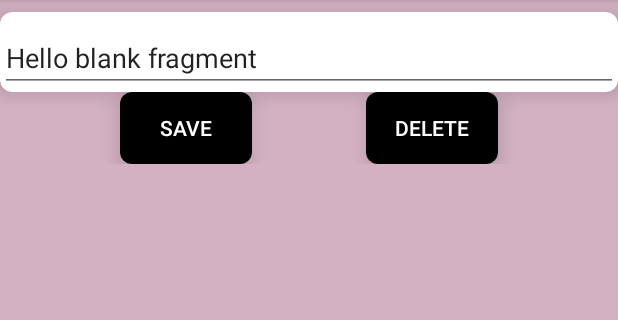
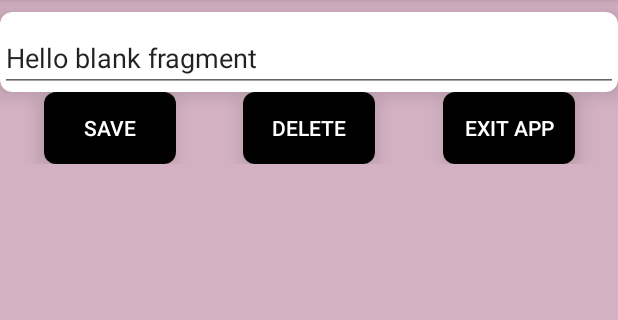
Before and after one commit to KhaiSoe/Let-s-Keep-In-Touch, an Android app: the fragment DetailFragment placed in its activity, on a phone screen of 412 x 824 dp, the part 84-404 px from its top. Run offline under Robolectric (Android 15) with nearby library versions, the phone set to English and light mode, and no system bars; 2 statements that could not run were skipped.

Commit message:
added exit app button

```diff
--- a/app/src/main/AndroidManifest.xml
+++ b/app/src/main/AndroidManifest.xml
@@ -5,18 +5,18 @@
 
     <uses-permission android:name="android.permission.CAMERA" />
     <uses-permission android:name="android.permission.INTERNET" />
-    <uses-permission android:name="android.permission.READ_EXTERNAL_STORAGE"></uses-permission>
-    <uses-permission android:name="android.permission.WRITE_EXTERNAL_STORAGE"></uses-permission>
+    <uses-permission android:name="android.permission.READ_EXTERNAL_STORAGE" />
+    <uses-permission android:name="android.permission.WRITE_EXTERNAL_STORAGE" />
 
     <application
         android:allowBackup="true"
         android:icon="@mipmap/ic_launcher"
         android:label="@string/app_name"
-        android:roundIcon="@mipmap/ic_launcher_round"
+        android:roundIcon="@drawable/notes"
         android:supportsRtl="true"
         android:theme="@style/AppTheme"
         tools:ignore="GoogleAppIndexingWarning">
-        <activity android:name=".MainActivity" android:screenOrientation="portrait">
+        <activity android:name=".MainActivity" android:configChanges="orientation|keyboardHidden">
             <intent-filter>
                 <action android:name="android.intent.action.MAIN" />
 
--- a/app/src/main/res/layout/fragment_detail.xml
+++ b/app/src/main/res/layout/fragment_detail.xml
@@ -33,15 +33,18 @@
         android:layout_height="wrap_content">
 
         <androidx.cardview.widget.CardView
+            android:id="@+id/save_card"
             android:layout_width="wrap_content"
             android:layout_height="wrap_content"
-            android:layout_marginLeft="80dp"
+            android:layout_marginStart="16dp"
             android:layout_marginTop="8dp"
+            android:layout_marginEnd="16dp"
             android:padding="5dp"
             app:cardCornerRadius="8dp"
             app:cardElevation="8dp"
             app:layout_constraintBottom_toBottomOf="parent"
-            app:layout_constraintLeft_toLeftOf="parent">
+            app:layout_constraintLeft_toLeftOf="parent"
+            app:layout_constraintRight_toLeftOf="@id/delete_card">
 
             <Button
                 android:id="@+id/save_editText"
@@ -57,16 +60,18 @@
 
 
         <androidx.cardview.widget.CardView
+            android:id="@+id/delete_card"
             android:layout_width="wrap_content"
             android:layout_height="wrap_content"
-            android:layout_marginStart="32dp"
+            android:layout_marginStart="16dp"
             android:layout_marginTop="8dp"
-            android:layout_marginRight="80dp"
+            android:layout_marginEnd="16dp"
             android:padding="5dp"
             app:cardCornerRadius="8dp"
             app:cardElevation="8dp"
             app:layout_constraintBottom_toBottomOf="parent"
-            app:layout_constraintRight_toRightOf="parent">
+            app:layout_constraintLeft_toRightOf="@id/save_card"
+            app:layout_constraintRight_toLeftOf="@id/exit_card">
 
 
             <Button
@@ -81,6 +86,33 @@
                 android:textColor="#ffffff" />
         </androidx.cardview.widget.CardView>
 
+        <androidx.cardview.widget.CardView
+            android:id="@+id/exit_card"
+            android:layout_width="wrap_content"
+            android:layout_height="wrap_content"
+            android:layout_marginStart="16dp"
+            android:layout_marginTop="8dp"
+            android:layout_marginEnd="16dp"
+            android:padding="5dp"
+            app:cardCornerRadius="8dp"
+            app:cardElevation="8dp"
+            app:layout_constraintBottom_toBottomOf="parent"
+            app:layout_constraintLeft_toRightOf="@id/delete_card"
+            app:layout_constraintRight_toRightOf="parent">
+
+
+            <Button
+                android:id="@+id/exit_app"
+                android:layout_width="wrap_content"
+                android:layout_height="wrap_content"
+                android:layout_gravity="center"
+                android:background="#000000"
+                android:gravity="center"
+                android:text="@string/exit_app"
+                android:textAlignment="center"
+                android:textColor="#ffffff" />
+        </androidx.cardview.widget.CardView>
+
     </androidx.constraintlayout.widget.ConstraintLayout>
 
 
--- a/app/src/main/res/layout/text_itemviews.xml
+++ b/app/src/main/res/layout/text_itemviews.xml
@@ -37,4 +37,7 @@
         </LinearLayout>
     </androidx.cardview.widget.CardView>
 
+
+
+
 </LinearLayout>
--- a/app/src/main/res/values/strings.xml
+++ b/app/src/main/res/values/strings.xml
@@ -51,6 +51,7 @@
     <string name="error">Error</string>
     <string name="text_request">Please enter something...</string>
     <string name="frag_request">must implement FragmentInterface</string>
+    <string name="exit_app">Exit App</string>
 
 
 </resources>
```
Also changed, not shown: app/src/main/res/drawable/notes.jpg (added).
